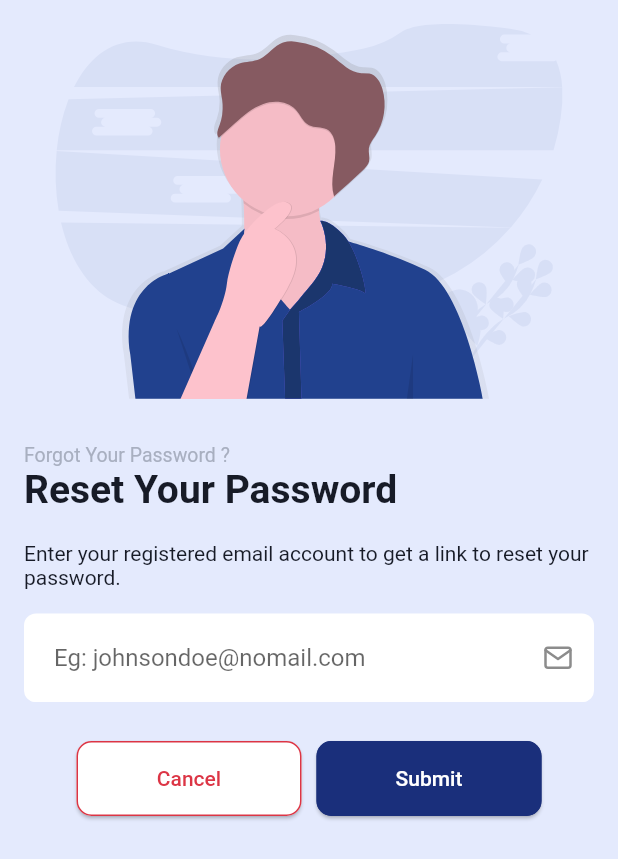
After one commit to Santosh9001/ExportFromNepal, a Flutter app: the screen it shows after launch, after a tap on "Forgot Password?", on a phone screen of 412 x 824 dp. The commit adds this screen. Shown: the top 859 px of the screen. Run offline on Flutter 3.47's test engine with Material 2 defaults, Android fonts, the phone set to English and light mode, and no system bars; our stand-ins replace flutter_svg, flutter_vector_icons, google_sign_in.

Commit message:
forgot password layout created

```diff
--- /dev/null
+++ b/lib/ui/screens/ForgotPasswordUI.dart
@@ -0,0 +1,150 @@
+import 'package:export_nepal/ui/components/button.dart';
+import 'package:export_nepal/utils/constants.dart';
+import 'package:export_nepal/utils/validator.dart';
+import 'package:flutter/cupertino.dart';
+import 'package:flutter/material.dart';
+import 'package:flutter_svg/flutter_svg.dart';
+import 'package:flutter_vector_icons/flutter_vector_icons.dart';
+
+class ForgotPasswordUI extends StatefulWidget {
+  @override
+  State<StatefulWidget> createState() => _ForgotPasswordState();
+}
+
+class _ForgotPasswordState extends State<ForgotPasswordUI> {
+  final _formKey = GlobalKey<FormState>();
+
+  @override
+  Widget build(BuildContext context) {
+    return Scaffold(
+      body: SafeArea(
+        child: SingleChildScrollView(
+          child: Padding(
+            padding: const EdgeInsets.all(16.0),
+            child: Form(
+              key: _formKey,
+              child: Column(
+                children: [
+                  Align(
+                    alignment: Alignment.topCenter,
+                    child: SvgPicture.asset(
+                      "assets/images/forgot_password.svg",
+                      height: 250,
+                      width: MediaQuery.of(context).size.width,
+                      allowDrawingOutsideViewBox: true,
+                    ),
+                  ),
+                  SizedBox(
+                    height: 30.0,
+                  ),
+                  Container(
+                    width: double.infinity,
+                    child: Text(
+                      "Forgot Your Password ?",
+                      style: kTextStyleSmall,
+                    ),
+                  ),
+                  Container(
+                    width: double.infinity,
+                    child: Text(
+                      "Reset Your Password",
+                      style: kTextStyleLarge,
+                    ),
+                  ),
+                  Container(
+                    margin: EdgeInsets.fromLTRB(0, 20, 0, 0),
+                    width: double.infinity,
+                    child: Text(
+                      "Enter your registered email account to get a link to reset your password.",
+                      style: TextStyle(color: kPrimaryTextColor),
+                    ),
+                  ),
+                  Padding(
+                    padding: EdgeInsets.fromLTRB(0, 16, 0, 8.0),
+                    child: TextFormField(
+                      decoration: InputDecoration(
+                        contentPadding: EdgeInsets.all(20.0),
+                        hintText: "Eg: johnsondoe@nomail.com",
+                        suffixIcon: Icon(
+                          Feather.mail,
+                          size: 20.0,
+                        ),
+                      ),
+                      validator: (value) {
+                        if (value == null || value.isEmpty) {
+                          return 'Please enter your Email';
+                        }
+                        if (!validateEmail(value)) {
+                          return 'Please enter a valid Email';
+                        }
+                        return null;
+                      },
+                    ),
+                  ),
+                  SizedBox(
+                    height: 8.0,
+                  ),
+                  Row(
+                    mainAxisAlignment: MainAxisAlignment.center,
+                    children: [
+                      Container(
+                        margin: EdgeInsets.fromLTRB(0, 10, 5, 0),
+                        child: SizedBox(
+                          height: 50,
+                          width: 150,
+                          child: ElevatedButton(
+                            onPressed: () {
+                              // Cancel the forgot password situation
+                            },
+                            child: Text(
+                              "Cancel",
+                              style: TextStyle(color: kColorRed),
+                            ),
+                            style: ElevatedButton.styleFrom(
+                                primary: Colors.white,
+                                side: BorderSide(width: 1, color: kColorRed),
+                                elevation: 1,
+                                shape: RoundedRectangleBorder(
+                                    borderRadius: BorderRadius.circular(10)),
+                                padding: EdgeInsets.all(10)),
+                          ),
+                        ),
+                      ),
+                      Container(
+                        margin: EdgeInsets.fromLTRB(5, 10, 0, 0),
+                        child: SizedBox(
+                          height: 50,
+                          width: 150,
+                          child: ElevatedButton(
+                            onPressed: () {
+                              if (_formKey.currentState!.validate()) {
+                                ScaffoldMessenger.of(context).showSnackBar(
+                                    SnackBar(content: Text('Handle Login')));
+                              }
+                            },
+                            child: Text(
+                              "Submit",
+                              style: TextStyle(color: Colors.white),
+                            ),
+                            style: ElevatedButton.styleFrom(
+                                primary: kColorPrimary,
+                                side:
+                                    BorderSide(width: 1, color: kColorPrimary),
+                                elevation: 1,
+                                shape: RoundedRectangleBorder(
+                                    borderRadius: BorderRadius.circular(10)),
+                                padding: EdgeInsets.all(10)),
+                          ),
+                        ),
+                      )
+                    ],
+                  ),
+                ],
+              ),
+            ),
+          ),
+        ),
+      ),
+    );
+  }
+}
--- a/lib/ui/screens/LoginUI.dart
+++ b/lib/ui/screens/LoginUI.dart
@@ -1,9 +1,11 @@
+import 'package:export_nepal/ui/screens/ForgotPasswordUI.dart';
 import 'package:export_nepal/utils/constants.dart';
 import 'package:export_nepal/utils/validator.dart';
 import 'package:flutter/cupertino.dart';
 import 'package:flutter/material.dart';
 import 'package:flutter_svg/svg.dart';
 import 'package:flutter_vector_icons/flutter_vector_icons.dart';
+import 'package:google_sign_in/google_sign_in.dart';
 
 import '../components/button.dart';
 
@@ -20,7 +22,8 @@ class _LoginUIState extends State<LoginUI> {
 
   late String _password;
   final _formKey = GlobalKey<FormState>();
-
+  late GoogleSignInAccount _userObj;
+  GoogleSignIn _googleSignIn = GoogleSignIn();
 
   // Toggles the password show status
   void _toggle() {
@@ -74,11 +77,11 @@ class _LoginUIState extends State<LoginUI> {
                           size: 20.0,
                         ),
                       ),
-                      validator: (value){
-                        if (value == null || value.isEmpty){
+                      validator: (value) {
+                        if (value == null || value.isEmpty) {
                           return 'Please enter your Email';
                         }
-                        if (!validateEmail(value)){
+                        if (!validateEmail(value)) {
                           return 'Please enter a valid Email';
                         }
                         return null;
@@ -103,8 +106,8 @@ class _LoginUIState extends State<LoginUI> {
                           ),
                         ),
                       ),
-                      validator: (value){
-                        if (value == null || value.isEmpty){
+                      validator: (value) {
+                        if (value == null || value.isEmpty) {
                           return 'Please enter your Password';
                         }
                         return null;
@@ -114,12 +117,20 @@ class _LoginUIState extends State<LoginUI> {
                   SizedBox(
                     height: 8.0,
                   ),
-                  Container(
-                    width: double.infinity,
-                    child: Text(
-                      "Forgot Password?",
-                      textAlign: TextAlign.end,
-                      style: TextStyle(color: kColorPrimary),
+                  GestureDetector(
+                    onTap: () {
+                      Navigator.push(
+                          context,
+                          MaterialPageRoute(
+                              builder: (context) => ForgotPasswordUI()));
+                    },
+                    child: Container(
+                      width: double.infinity,
+                      child: Text(
+                        "Forgot Password?",
+                        textAlign: TextAlign.end,
+                        style: TextStyle(color: kColorPrimary),
+                      ),
                     ),
                   ),
                   SizedBox(
@@ -127,10 +138,10 @@ class _LoginUIState extends State<LoginUI> {
                   ),
                   Button(
                     text: "Log In",
-                    onPress: (){
-                      if(_formKey.currentState!.validate()){
-                        ScaffoldMessenger.of(context)
-                            .showSnackBar(SnackBar(content: Text('Handle Login')));
+                    onPress: () {
+                      if (_formKey.currentState!.validate()) {
+                        ScaffoldMessenger.of(context).showSnackBar(
+                            SnackBar(content: Text('Handle Login')));
                       }
                     },
                     color: kColorPrimary,
@@ -149,7 +160,16 @@ class _LoginUIState extends State<LoginUI> {
                     mainAxisAlignment: MainAxisAlignment.center,
                     children: [
                       GestureDetector(
-                        onTap: () {},
+                        onTap: () {
+                          _googleSignIn.signIn().then((userData) {
+                            setState(() {
+                              _userObj = userData!;
+                              // Login User into the server after gmail login success
+                            });
+                          }).catchError((e) {
+                            print(e);
+                          });
+                        },
                         child: Container(
                           child: Center(
                             child: Padding(
@@ -157,8 +177,14 @@ class _LoginUIState extends State<LoginUI> {
                               child: Row(
                                 mainAxisAlignment: MainAxisAlignment.center,
                                 children: [
-                                  Icon(AntDesign.google, size: 15.0, color: kColorPrimary,),
-                                  SizedBox(width: 10.0,),
+                                  Icon(
+                                    AntDesign.google,
+                                    size: 15.0,
+                                    color: kColorPrimary,
+                                  ),
+                                  SizedBox(
+                                    width: 10.0,
+                                  ),
                                   Text(
                                     "Login with Google",
                                     style: kButtonDarkStyle,
@@ -174,7 +200,9 @@ class _LoginUIState extends State<LoginUI> {
                           ),
                         ),
                       ),
-                      SizedBox(width: 8.0,),
+                      SizedBox(
+                        width: 8.0,
+                      ),
                       GestureDetector(
                         onTap: () {},
                         child: Container(
@@ -184,8 +212,14 @@ class _LoginUIState extends State<LoginUI> {
                               child: Row(
                                 mainAxisAlignment: MainAxisAlignment.center,
                                 children: [
-                                  Icon(Entypo.facebook, size: 15.0, color: kColorPrimary,),
-                                  SizedBox(width: 10.0,),
+                                  Icon(
+                                    Entypo.facebook,
+                                    size: 15.0,
+                                    color: kColorPrimary,
+                                  ),
+                                  SizedBox(
+                                    width: 10.0,
+                                  ),
                                   Text(
                                     "Login with Facebook",
                                     style: kButtonDarkStyle,
@@ -201,7 +235,6 @@ class _LoginUIState extends State<LoginUI> {
                           ),
                         ),
                       ),
-
                     ],
                   ),
                   SizedBox(
@@ -218,7 +251,7 @@ class _LoginUIState extends State<LoginUI> {
                         width: 5.0,
                       ),
                       GestureDetector(
-                        onTap: (){
+                        onTap: () {
                           Navigator.pushNamed(context, '/register');
                         },
                         child: Text(
--- a/lib/ui/screens/SignupUI.dart
+++ b/lib/ui/screens/SignupUI.dart
@@ -6,6 +6,7 @@ import 'package:flutter/material.dart';
 import 'package:flutter_svg/svg.dart';
 import 'package:flutter_vector_icons/flutter_vector_icons.dart';
 import 'package:provider/provider.dart';
+import 'package:google_sign_in/google_sign_in.dart';
 
 import '../components/button.dart';
 
@@ -27,11 +28,12 @@ class _SignUpUIState extends State<SignUpUI> {
   TextEditingController _emailController = TextEditingController();
   TextEditingController _passwordController = TextEditingController();
 
+  late GoogleSignInAccount _userObj;
+  GoogleSignIn _googleSignIn = GoogleSignIn();
 
   @override
   void initState() {
     super.initState();
-
   }
 
   // Toggles the password show status
@@ -43,8 +45,7 @@ class _SignUpUIState extends State<SignUpUI> {
 
   @override
   Widget build(BuildContext context) {
-    final _registrationProvider =
-        Provider.of<RegistrationProvider>(context);
+    final _registrationProvider = Provider.of<RegistrationProvider>(context);
     return Scaffold(
       body: SafeArea(
         child: SingleChildScrollView(
@@ -52,19 +53,23 @@ class _SignUpUIState extends State<SignUpUI> {
               ? Container(
             child: CircularProgressIndicator(),
           )
-              : _registrationProvider.register == null ?
-          Padding(
+              : _registrationProvider.register == null
+              ? Padding(
             padding: const EdgeInsets.all(16.0),
             child: Form(
               key: _formKey,
               child: Column(
                 children: [
                   Padding(
-                          padding: const EdgeInsets.symmetric(horizontal: 16.0),
+                    padding:
+                    const EdgeInsets.symmetric(horizontal: 16.0),
                     child: SvgPicture.asset(
                       "assets/images/Register.svg",
                       height: 120,
-                            width: MediaQuery.of(context).size.width,
+                      width: MediaQuery
+                          .of(context)
+                          .size
+                          .width,
                       allowDrawingOutsideViewBox: true,
                     ),
                   ),
@@ -198,8 +203,12 @@ class _SignUpUIState extends State<SignUpUI> {
                       if (_formKey.currentState!.validate()) {
                         _registrationProvider.isValid(
                             context, _emailController.text);
-                              _registrationProvider.registerUser(context, _fNameController.text,
-                              _lNameController.text, _emailController.text, _passwordController.text);
+                        _registrationProvider.registerUser(
+                            context,
+                            _fNameController.text,
+                            _lNameController.text,
+                            _emailController.text,
+                            _passwordController.text);
                         // ScaffoldMessenger.of(context).showSnackBar(
                         //     SnackBar(content: Text('Handle Login')));
                       }
@@ -220,7 +229,21 @@ class _SignUpUIState extends State<SignUpUI> {
                     mainAxisAlignment: MainAxisAlignment.center,
                     children: [
                       GestureDetector(
-                              onTap: () {},
+                        onTap: () {
+                          _googleSignIn.signIn().then((userData) {
+                            setState(() {
+                              _userObj = userData!;
+                              _registrationProvider.registerUser(
+                                  context,
+                                  _userObj.displayName!,
+                                  "",
+                                  _userObj.email,
+                                  "");
+                            });
+                          }).catchError((e) {
+                            print(e);
+                          });
+                        },
                         child: Container(
                           child: Center(
                             child: Padding(
@@ -317,7 +340,8 @@ class _SignUpUIState extends State<SignUpUI> {
                 ],
               ),
             ),
-                ) : Container(
+          )
+              : Container(
             child: Text('Dashboard'),
           ),
         ),
--- a/lib/utils/constants.dart
+++ b/lib/utils/constants.dart
@@ -3,6 +3,7 @@ import 'package:flutter/material.dart';
 const kPrimaryTextColor = Color(0xFF171B27);
 const kSecondaryTextColor = Color(0xFFA8AFC0);
 const kColorPrimary = Color(0xFF1A2F7B);
+const kColorRed = Color.fromARGB(255, 220, 53, 69);
 
 const kTextStyleLarge = TextStyle(
     fontSize: 26.0,
--- a/pubspec.yaml
+++ b/pubspec.yaml
@@ -24,7 +24,7 @@ dependencies:
   flutter:
     sdk: flutter
 
-
+  google_sign_in: ^5.0.1
   # The following adds the Cupertino Icons font to your application.
   # Use with the CupertinoIcons class for iOS style icons.
   cupertino_icons: ^1.0.2
```
Also changed, not shown: assets/images/forgot_password.svg (added), pubspec.lock, 1 other file. Lines whose indentation alone changed are shown as unchanged.
